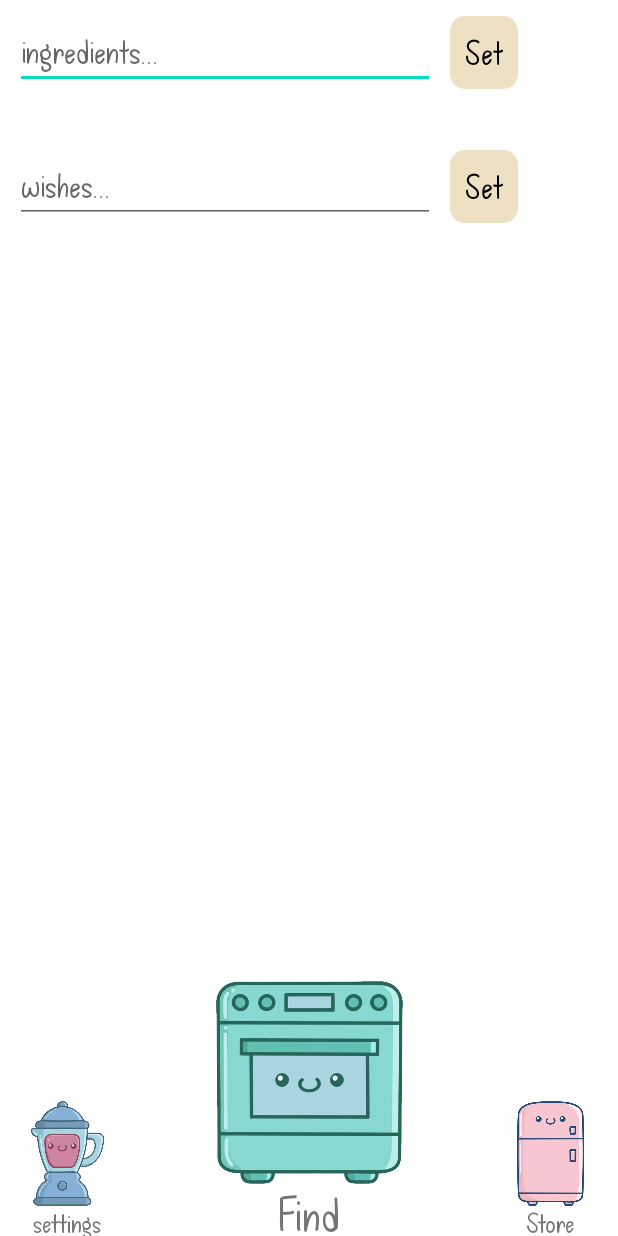
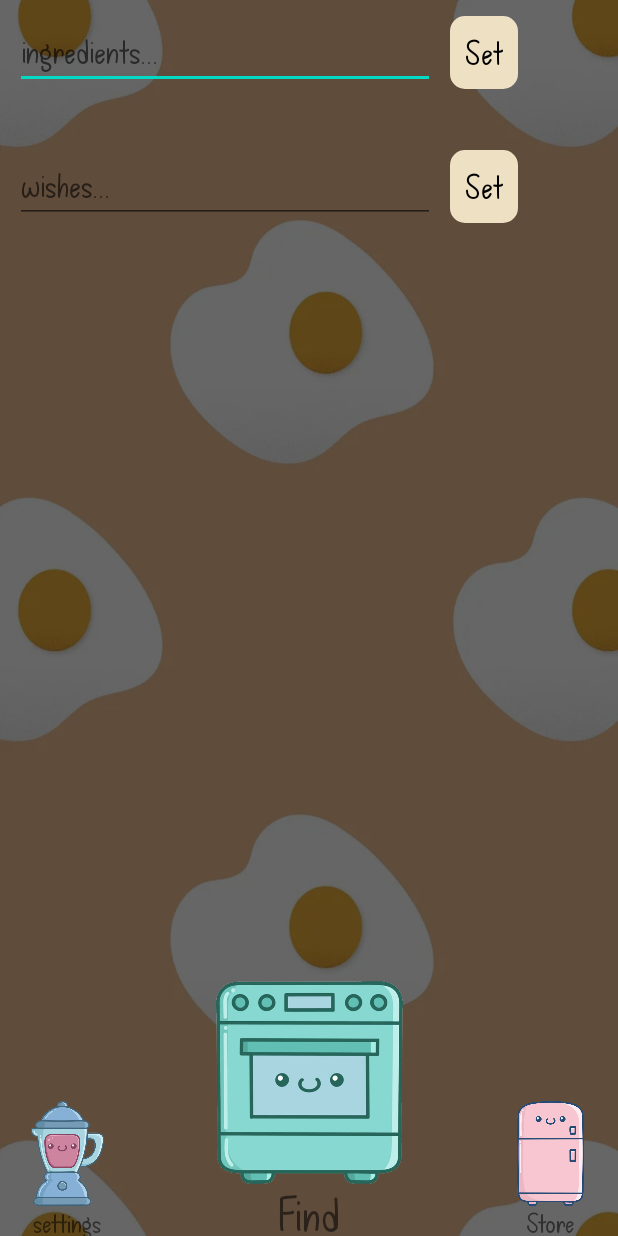
Before and after one commit to YouraSoliar/PlatePal, an Android app: the IngredientsAndWishesFragment screen opened directly, with no data from a screen before it, on a phone screen of 412 x 824 dp. Run offline under Robolectric (Android 15) with nearby library versions, the phone set to English and light mode, and no system bars.

Commit message:
navigation, design

```diff
--- a/app/src/main/AndroidManifest.xml
+++ b/app/src/main/AndroidManifest.xml
@@ -1,6 +1,8 @@
 <?xml version="1.0" encoding="utf-8"?>
 <manifest xmlns:android="http://schemas.android.com/apk/res/android"
     xmlns:tools="http://schemas.android.com/tools">
+
+    <uses-permission android:name="android.permission.INTERNET"/>
 
     <application
         android:allowBackup="true"
--- a/app/src/main/java/com/youra/platepal/ui/main/MainActivity.java
+++ b/app/src/main/java/com/youra/platepal/ui/main/MainActivity.java
@@ -29,6 +29,10 @@ public class MainActivity extends BaseActivity {
         replaceFragment(new ResultFragment());
     }
 
+    public void openSettingsFragment() {
+        replaceFragment(new StorageFragment());
+    }
+
     public void openIngredientsAndWishesFragment() {
         replaceFragment(new IngredientsAndWishesFragment());
     }
--- /dev/null
+++ b/app/src/main/java/com/youra/platepal/ui/main/settings/SettingsFragment.java
@@ -0,0 +1,6 @@
+package com.youra.platepal.ui.main.settings;
+
+import com.youra.platepal.base.BaseFragment;
+
+public class SettingsFragment extends BaseFragment {
+}
--- a/app/src/main/res/layout/fragment_ingredients_and_wishes.xml
+++ b/app/src/main/res/layout/fragment_ingredients_and_wishes.xml
@@ -2,10 +2,19 @@
 <androidx.constraintlayout.widget.ConstraintLayout xmlns:android="http://schemas.android.com/apk/res/android"
     xmlns:app="http://schemas.android.com/apk/res-auto"
     xmlns:tools="http://schemas.android.com/tools"
+    android:background="@drawable/background"
     android:layout_width="match_parent"
     android:layout_height="match_parent">
 
-    <LinearLayout android:id="@+id/LinearLayoutFind"
+    <View
+        android:id="@+id/dark_filter"
+        android:layout_width="match_parent"
+        android:layout_height="match_parent"
+        android:background="#99000000"
+        tools:layout_editor_absoluteX="1dp"
+        tools:layout_editor_absoluteY="0dp" />
+
+    <LinearLayout android:id="@+id/linearLayoutFind"
         android:layout_width="170dp"
         android:layout_height="170dp"
         app:layout_constraintBottom_toBottomOf="parent"
@@ -91,7 +100,7 @@
         android:layout_width="wrap_content"
         android:layout_height="wrap_content"
         android:layout_margin="10dp"
-        android:text="Set"
+        android:text="@string/button_set"
         android:textColor="@color/black"
         android:padding="10dp"
         android:fontFamily="@font/font_spring"
--- /dev/null
+++ b/app/src/main/res/layout/fragment_settings.xml
@@ -0,0 +1,6 @@
+<?xml version="1.0" encoding="utf-8"?>
+<androidx.constraintlayout.widget.ConstraintLayout xmlns:android="http://schemas.android.com/apk/res/android"
+    android:layout_width="match_parent"
+    android:layout_height="match_parent">
+
+</androidx.constraintlayout.widget.ConstraintLayout>
```
Also changed, not shown: app/src/main/java/com/youra/platepal/ui/main/ingredientsAndWishes/IngredientsAndWishesFragment.java (+22 -4 lines), app/src/main/java/com/youra/platepal/ui/main/result/ResultFragment.java (+37 -0 lines), app/src/main/java/com/youra/platepal/ui/main/settings/SettingsViewModel.java (added, +12 -0 lines), app/src/main/res/drawable/background.png (added), app/src/main/res/drawable/default_dish.png (added).
